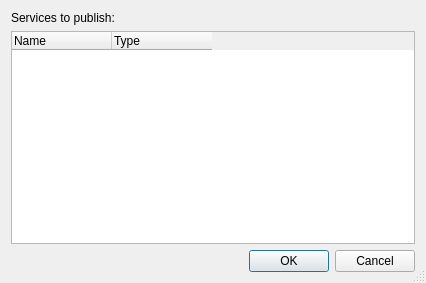
Qt form src/publishdialog/publishdialog.ui (cityofaustin/ags-service-publisher-gui) before a commit.
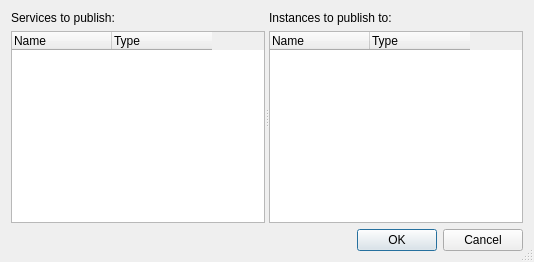
The same form after that commit.

Commit message: Add ability to select which instances to publish to on publish dialog

Patch:
```diff
--- a/src/publishdialog/publishdialog.ui
+++ b/src/publishdialog/publishdialog.ui
@@ -2,14 +2,6 @@
 <ui version="4.0">
  <class>PublishDialog</class>
  <widget class="QDialog" name="PublishDialog">
-  <property name="geometry">
-   <rect>
-    <x>0</x>
-    <y>0</y>
-    <width>426</width>
-    <height>283</height>
-   </rect>
-  </property>
   <property name="windowTitle">
    <string notr="true">Publish Services</string>
   </property>
@@ -19,53 +11,103 @@
   <property name="modal">
    <bool>true</bool>
   </property>
-  <layout class="QGridLayout" name="gridLayout_2">
+  <layout class="QGridLayout" name="gridLayout">
    <item row="0" column="0">
-    <layout class="QGridLayout" name="gridLayout">
-     <item row="0" column="0">
-      <widget class="QLabel" name="label">
-       <property name="text">
-        <string>Services to publish:</string>
-       </property>
-      </widget>
-     </item>
-     <item row="2" column="0">
-      <widget class="QDialogButtonBox" name="buttonBox">
-       <property name="orientation">
-        <enum>Qt::Horizontal</enum>
-       </property>
-       <property name="standardButtons">
-        <set>QDialogButtonBox::Cancel|QDialogButtonBox::Ok</set>
-       </property>
-      </widget>
-     </item>
-     <item row="1" column="0">
-      <widget class="QTreeWidget" name="treeWidget">
-       <property name="alternatingRowColors">
-        <bool>true</bool>
-       </property>
-       <property name="selectionMode">
-        <enum>QAbstractItemView::MultiSelection</enum>
-       </property>
-       <property name="columnCount">
-        <number>2</number>
-       </property>
-       <attribute name="headerStretchLastSection">
-        <bool>false</bool>
-       </attribute>
-       <column>
-        <property name="text">
-         <string>Name</string>
-        </property>
-       </column>
-       <column>
-        <property name="text">
-         <string>Type</string>
-        </property>
-       </column>
-      </widget>
-     </item>
-    </layout>
+    <widget class="QSplitter" name="splitter">
+     <property name="orientation">
+      <enum>Qt::Horizontal</enum>
+     </property>
+     <widget class="QWidget" name="">
+      <layout class="QVBoxLayout" name="verticalLayout">
+       <item>
+        <widget class="QLabel" name="label">
+         <property name="text">
+          <string>Services to publish:</string>
+         </property>
+        </widget>
+       </item>
+       <item>
+        <widget class="QTreeWidget" name="servicesTree">
+         <property name="alternatingRowColors">
+          <bool>true</bool>
+         </property>
+         <property name="selectionMode">
+          <enum>QAbstractItemView::NoSelection</enum>
+         </property>
+         <property name="columnCount">
+          <number>2</number>
+         </property>
+         <attribute name="headerMinimumSectionSize">
+          <number>100</number>
+         </attribute>
+         <attribute name="headerStretchLastSection">
+          <bool>false</bool>
+         </attribute>
+         <column>
+          <property name="text">
+           <string>Name</string>
+          </property>
+         </column>
+         <column>
+          <property name="text">
+           <string>Type</string>
+          </property>
+         </column>
+        </widget>
+       </item>
+      </layout>
+     </widget>
+     <widget class="QWidget" name="">
+      <layout class="QVBoxLayout" name="verticalLayout_2">
+       <item>
+        <widget class="QLabel" name="label_2">
+         <property name="text">
+          <string>Instances to publish to:</string>
+         </property>
+        </widget>
+       </item>
+       <item>
+        <widget class="QTreeWidget" name="instancesTree">
+         <property name="alternatingRowColors">
+          <bool>true</bool>
+         </property>
+         <property name="selectionMode">
+          <enum>QAbstractItemView::NoSelection</enum>
+         </property>
+         <property name="columnCount">
+          <number>2</number>
+         </property>
+         <attribute name="headerMinimumSectionSize">
+          <number>100</number>
+         </attribute>
+         <attribute name="headerStretchLastSection">
+          <bool>false</bool>
+         </attribute>
+         <column>
+          <property name="text">
+           <string>Name</string>
+          </property>
+         </column>
+         <column>
+          <property name="text">
+           <string>Type</string>
+          </property>
+         </column>
+        </widget>
+       </item>
+      </layout>
+     </widget>
+    </widget>
+   </item>
+   <item row="1" column="0">
+    <widget class="QDialogButtonBox" name="buttonBox">
+     <property name="orientation">
+      <enum>Qt::Horizontal</enum>
+     </property>
+     <property name="standardButtons">
+      <set>QDialogButtonBox::Cancel|QDialogButtonBox::Ok</set>
+     </property>
+    </widget>
    </item>
   </layout>
  </widget>
```
The commit also changes 2 other files.
